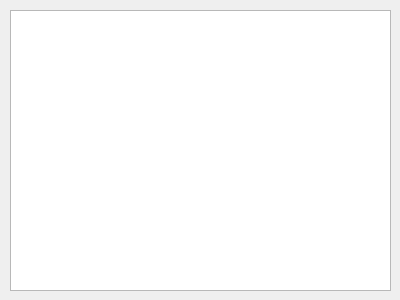
This is mainwindow.ui in ssdut153/testServerGUI as Qt 5 draws it before an edit. The edited form follows.
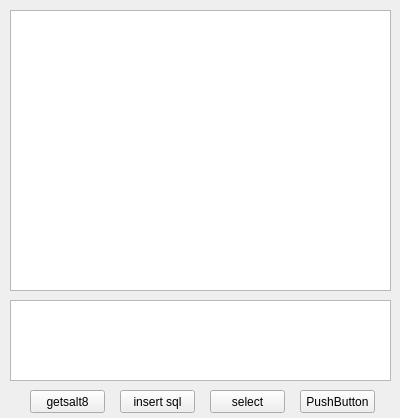
This is the edited form.

The edit to the form file:
```diff
--- a/mainwindow.ui
+++ b/mainwindow.ui
@@ -7,7 +7,7 @@
     <x>0</x>
     <y>0</y>
     <width>400</width>
-    <height>300</height>
+    <height>418</height>
    </rect>
   </property>
   <property name="windowTitle">
@@ -27,6 +27,68 @@
      <bool>true</bool>
     </property>
    </widget>
+   <widget class="QTextEdit" name="textEdit_2">
+    <property name="geometry">
+     <rect>
+      <x>10</x>
+      <y>300</y>
+      <width>381</width>
+      <height>81</height>
+     </rect>
+    </property>
+   </widget>
+   <widget class="QPushButton" name="pushButton">
+    <property name="geometry">
+     <rect>
+      <x>300</x>
+      <y>390</y>
+      <width>75</width>
+      <height>23</height>
+     </rect>
+    </property>
+    <property name="text">
+     <string>PushButton</string>
+    </property>
+   </widget>
+   <widget class="QPushButton" name="pushButton_2">
+    <property name="geometry">
+     <rect>
+      <x>210</x>
+      <y>390</y>
+      <width>75</width>
+      <height>23</height>
+     </rect>
+    </property>
+    <property name="text">
+     <string>select</string>
+    </property>
+   </widget>
+   <widget class="QPushButton" name="pushButton_3">
+    <property name="geometry">
+     <rect>
+      <x>120</x>
+      <y>390</y>
+      <width>75</width>
+      <height>23</height>
+     </rect>
+    </property>
+    <property name="text">
+     <string>insert sql</string>
+    </property>
+   </widget>
+   <widget class="QPushButton" name="pushButton_4">
+    <property name="geometry">
+     <rect>
+      <x>30</x>
+      <y>390</y>
+      <width>75</width>
+      <height>23</height>
+     </rect>
+    </property>
+    <property name="text">
+     <string>getsalt8</string>
+    </property>
+   </widget>
   </widget>
  </widget>
  <layoutdefault spacing="6" margin="11"/>
```
